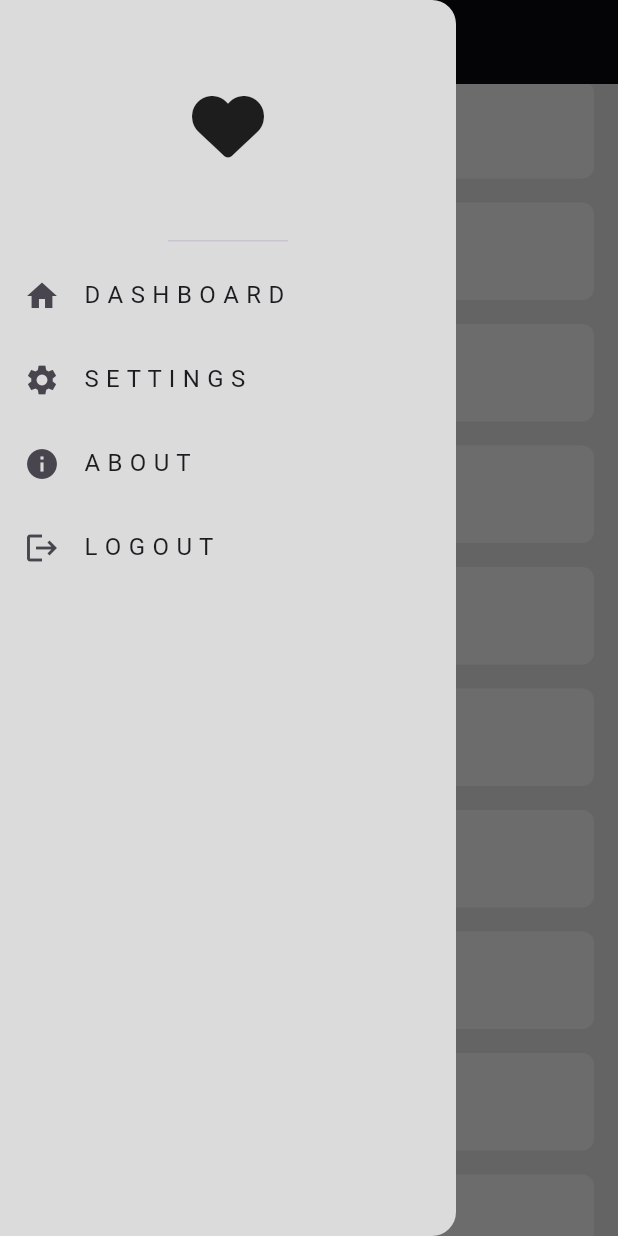
After one commit to sayedmostaf/adaptive-ui, a Flutter app: the screen it shows after launch, scrolled down 576 dp, after a tap on the "menu" icon, on a phone screen of 412 x 824 dp. The commit adds this screen. Run offline on Flutter 3.47's test engine with Material 3 defaults, Android fonts, the phone set to English and light mode, and no system bars; our stand-ins replace font_awesome_flutter.

Commit message:
create drawer & finish ui for mobile

```diff
--- /dev/null
+++ b/lib/models/darwer_item_model.dart
@@ -0,0 +1,8 @@
+import 'package:flutter/material.dart';
+
+class DrawerItemModel {
+  final String title;
+  final IconData icon;
+
+  const DrawerItemModel({required this.title, required this.icon});
+}
--- a/lib/views/home_view.dart
+++ b/lib/views/home_view.dart
@@ -1,18 +1,33 @@
+import 'package:adaptive_app/views/widgets/custom_drawer.dart';
 import 'package:adaptive_app/views/widgets/home_view_body.dart';
 import 'package:flutter/material.dart';
 
-class HomeView extends StatelessWidget {
+class HomeView extends StatefulWidget {
   const HomeView({super.key});
+
+  @override
+  State<HomeView> createState() => _HomeViewState();
+}
+
+class _HomeViewState extends State<HomeView> {
+  GlobalKey<ScaffoldState> scaffoldKey = GlobalKey();
 
   @override
   Widget build(BuildContext context) {
     return Scaffold(
+      key: scaffoldKey,
+      drawer: const CustomDrawer(),
       backgroundColor: const Color(0xffDBDBDB),
       appBar: AppBar(
         backgroundColor: Colors.black,
-        leading: const Icon(
-          Icons.menu,
-          color: Colors.white,
+        leading: GestureDetector(
+          onTap: () {
+            scaffoldKey.currentState!.openDrawer();
+          },
+          child: const Icon(
+            Icons.menu,
+            color: Colors.white,
+          ),
         ),
       ),
       body: const HomeViewBody(),
--- /dev/null
+++ b/lib/views/widgets/custom_drawer.dart
@@ -0,0 +1,31 @@
+import 'package:adaptive_app/models/darwer_item_model.dart';
+import 'package:adaptive_app/views/widgets/custom_drawer_item_list_view.dart';
+import 'package:flutter/material.dart';
+import 'package:font_awesome_flutter/font_awesome_flutter.dart';
+
+class CustomDrawer extends StatelessWidget {
+  const CustomDrawer({super.key});
+  final List<DrawerItemModel> items = const [
+    DrawerItemModel(title: 'D A S H B O A R D', icon: Icons.home),
+    DrawerItemModel(title: 'S E T T I N G S', icon: Icons.settings),
+    DrawerItemModel(title: 'A B O U T', icon: Icons.info),
+    DrawerItemModel(title: 'L O G O U T', icon: Icons.logout),
+  ];
+  @override
+  Widget build(BuildContext context) {
+    return Drawer(
+      backgroundColor: const Color(0xffDBDBDB),
+      child: Column(
+        children: [
+          const DrawerHeader(
+            child: Icon(
+              FontAwesomeIcons.solidHeart,
+              size: 48,
+            ),
+          ),
+          CustomDrawerItemListView(items: items),
+        ],
+      ),
+    );
+  }
+}
--- /dev/null
+++ b/lib/views/widgets/custom_drawer_item.dart
@@ -0,0 +1,16 @@
+import 'package:adaptive_app/models/darwer_item_model.dart';
+import 'package:flutter/material.dart';
+
+class CustomDrawerItem extends StatelessWidget {
+  const CustomDrawerItem({super.key, required this.darwerItemModel});
+
+  final DrawerItemModel darwerItemModel;
+
+  @override
+  Widget build(BuildContext context) {
+    return ListTile(
+      leading: Icon(darwerItemModel.icon),
+      title: Text(darwerItemModel.title),
+    );
+  }
+}
--- /dev/null
+++ b/lib/views/widgets/custom_drawer_item_list_view.dart
@@ -0,0 +1,26 @@
+import 'package:adaptive_app/models/darwer_item_model.dart';
+import 'package:adaptive_app/views/widgets/custom_drawer_item.dart';
+import 'package:flutter/material.dart';
+
+class CustomDrawerItemListView extends StatelessWidget {
+  const CustomDrawerItemListView({
+    super.key,
+    required this.items,
+  });
+
+  final List<DrawerItemModel> items;
+
+  @override
+  Widget build(BuildContext context) {
+    return ListView.builder(
+      itemCount: items.length,
+      shrinkWrap: true,
+      physics: const NeverScrollableScrollPhysics(),
+      itemBuilder: (context, index) {
+        return CustomDrawerItem(
+          darwerItemModel: items[index],
+        );
+      },
+    );
+  }
+}
```
Also changed, not shown: pubspec.yaml (+4 -12 lines), pubspec.lock.
